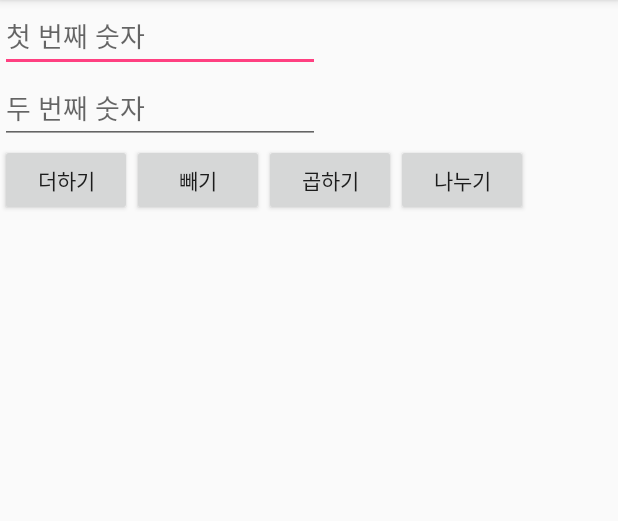
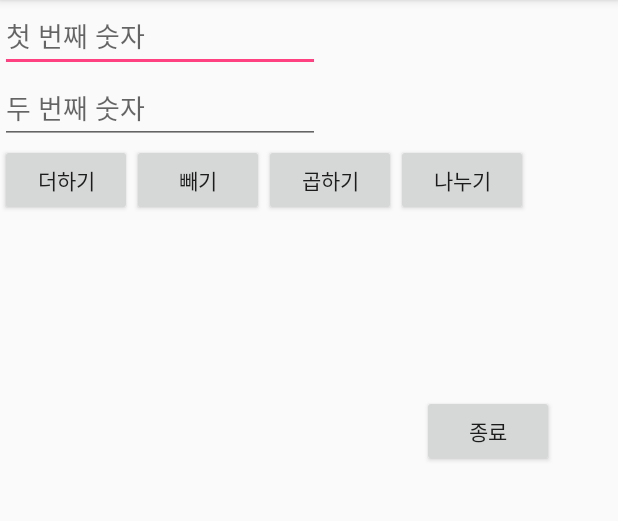
Before and after one commit to MoonJeWoong/Calculator-android-, an Android app: the screen it shows after launch (MainActivity), on a phone screen of 412 x 824 dp, the part 84-605 px from its top. Run offline under Robolectric (Android 15) with nearby library versions, the phone set to English and light mode, and no system bars.

Commit message:
종료기능버튼 추가

```diff
--- a/app/src/main/res/layout/activity_main.xml
+++ b/app/src/main/res/layout/activity_main.xml
@@ -74,5 +74,17 @@
         android:layout_below="@+id/addButton"
         />
 
+    <Button
+        android:id="@+id/exitButton"
+        android:layout_width="wrap_content"
+        android:layout_height="wrap_content"
+        android:layout_alignEnd="@+id/result"
+        android:layout_alignRight="@+id/result"
+        android:layout_below="@+id/result"
+        android:layout_marginEnd="12dp"
+        android:layout_marginRight="12dp"
+        android:layout_marginTop="58dp"
+        android:text="종료" />
+
 
 </RelativeLayout>
```
